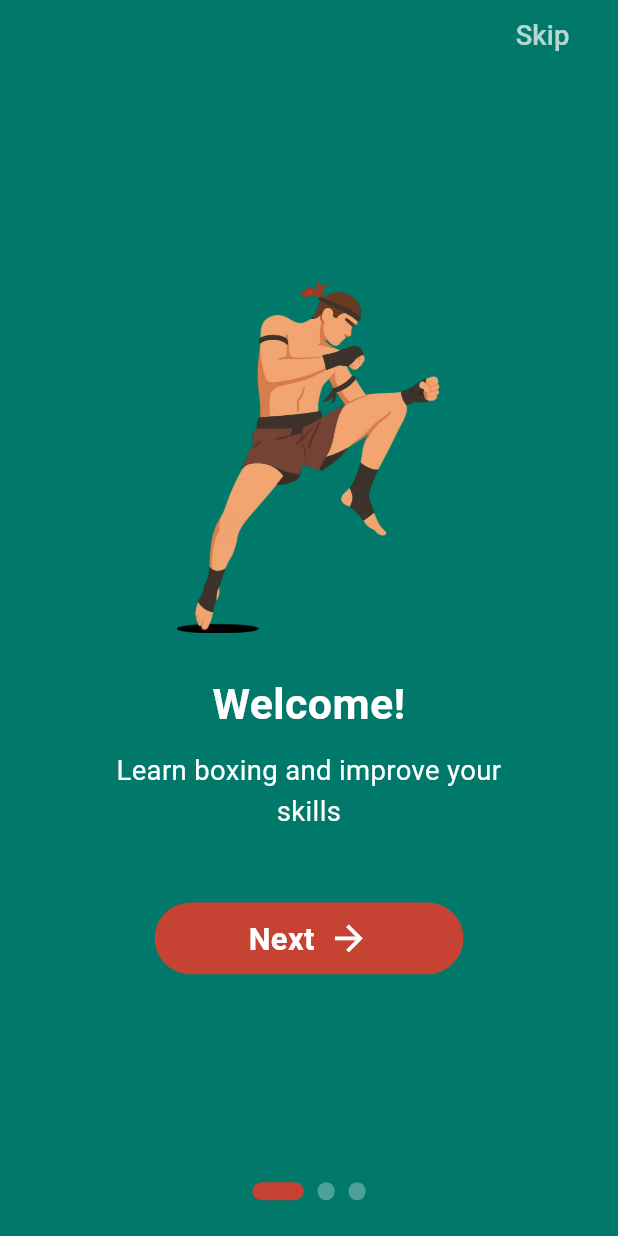
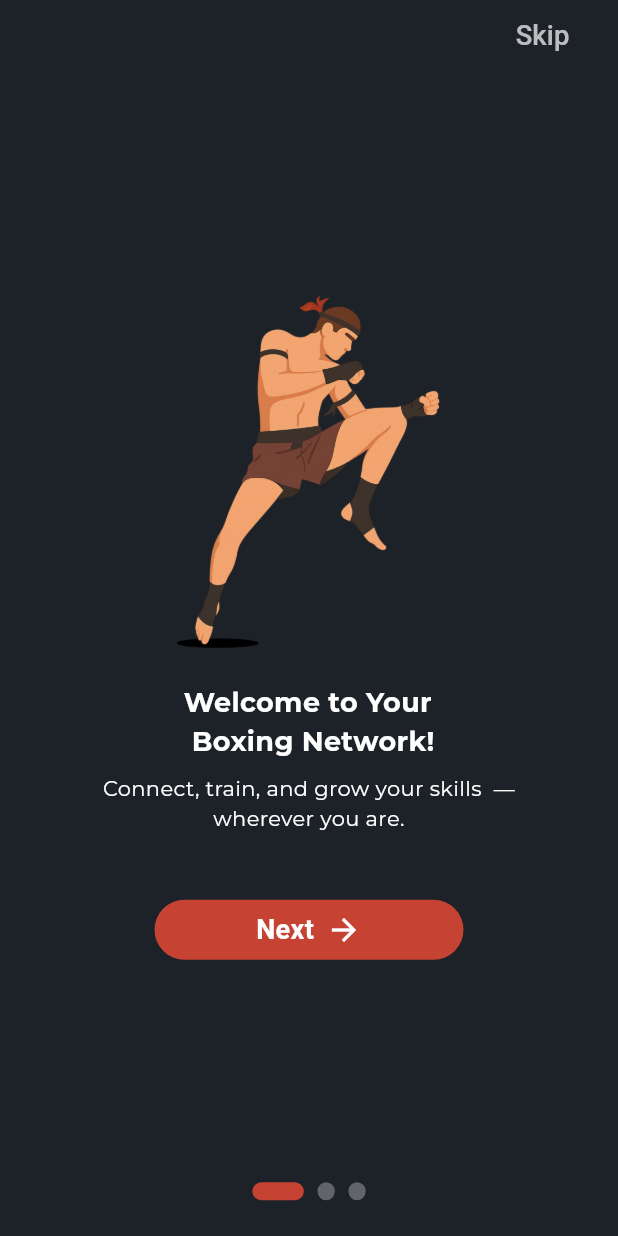
Before and after one commit to salemshah/workshop-mds-sparring-finder-app, a Flutter app: the screen it shows after launch, on a phone screen of 412 x 824 dp. Run offline on Flutter 3.47's test engine with Material 3 defaults, Android fonts, the phone set to English and light mode, and no system bars; drawn by our look-alikes of smooth_page_indicator; our stand-ins replace bloc, cached_network_image, device_info_plus, equatable, firebase_core, firebase_messaging and 17 more; missing offline and left inert: syncfusion_flutter_core; accounts and stored records are empty; Roboto replaces fonts that are missing (Sriracha).

Commit message:
WM-194 fix onboarding screens

```diff
--- a/lib/src/ui/screens/onboarding/onboarding_screen.dart
+++ b/lib/src/ui/screens/onboarding/onboarding_screen.dart
@@ -21,23 +21,22 @@ class OnBoardingScreen extends StatefulWidget {
 class _OnBoardingScreenState extends State<OnBoardingScreen> with SingleTickerProviderStateMixin {
   final PageController pageController = PageController();
   late AnimationController _animationController;
-  late Animation<double> _backgroundAnimation;
 
   final List<Map<String, String>> onboardingData = [
     {
       'imagePath': ImageRes.onboarding,
-      'title': 'Welcome!',
-      'subTitle': 'Learn boxing and improve your skills',
+      'title': 'Welcome to Your\n Boxing Network!',
+      'subTitle': 'Connect, train, and grow your skills  — wherever you are.',
     },
     {
       'imagePath': ImageRes.onboarding,
-      'title': 'Find a Partner!',
-      'subTitle': 'Meet other boxers for training and sparring',
+      'title': 'Find the Perfect Partner',
+      'subTitle': 'Match with boxers near you based on level and goals.',
     },
     {
       'imagePath': ImageRes.onboarding,
-      'title': 'Book a Session!',
-      'subTitle': 'Easily schedule sparring and training sessions',
+      'title': 'Book and Train with Ease',
+      'subTitle': 'Plan your sessions, set your schedule, and get reminders.',
     },
   ];
 
@@ -48,9 +47,6 @@ class _OnBoardingScreenState extends State<OnBoardingScreen> with SingleTickerPr
     _animationController = AnimationController(
       vsync: this,
       duration: const Duration(milliseconds: 1200),
-    );
-    _backgroundAnimation = Tween<double>(begin: 0.0, end: 1.0).animate(
-      CurvedAnimation(parent: _animationController, curve: Curves.easeInOut),
     );
     _animationController.forward();
   }
@@ -65,7 +61,7 @@ class _OnBoardingScreenState extends State<OnBoardingScreen> with SingleTickerPr
   @override
   Widget build(BuildContext context) {
     return Scaffold(
-      backgroundColor: Color(0xFF00796B),
+      backgroundColor: AppColors.background,
       body: BlocBuilder<OnBoardBloc, OnBoardState>(
         builder: (context, state) {
           final isLastPage = state is OnBoardLastPageState && state.isLastPage;
--- a/lib/src/ui/screens/onboarding/widgets/text.dart
+++ /dev/null
@@ -1,54 +0,0 @@
-import 'package:flutter/material.dart';
-
-class FadeInText extends StatefulWidget {
-  final String text;
-  final TextStyle style;
-  final int maxLines;
-  final TextOverflow overflow;
-  final Duration duration;
-
-  const FadeInText(
-      this.text, {
-        super.key,
-        required this.style,
-        this.maxLines = 1,
-        this.overflow = TextOverflow.visible,
-        this.duration = const Duration(milliseconds: 800),
-      });
-
-  @override
-  State<FadeInText> createState() => _FadeInTextState();
-}
-
-class _FadeInTextState extends State<FadeInText> with SingleTickerProviderStateMixin {
-  late final AnimationController _controller;
-  late final Animation<double> _animation;
-
-  @override
-  void initState() {
-    super.initState();
-    _controller = AnimationController(vsync: this, duration: widget.duration);
-    _animation = CurvedAnimation(parent: _controller, curve: Curves.easeIn);
-    _controller.forward();
-  }
-
-  @override
-  void dispose() {
-    _controller.dispose();
-    super.dispose();
-  }
-
-  @override
-  Widget build(BuildContext context) {
-    return FadeTransition(
-      opacity: _animation,
-      child: Text(
-        widget.text,
-        style: widget.style,
-        textAlign: TextAlign.center,
-        maxLines: widget.maxLines,
-        overflow: widget.overflow,
-      ),
-    );
-  }
-}
--- a/lib/src/ui/screens/onboarding/widgets/widget.dart
+++ b/lib/src/ui/screens/onboarding/widgets/widget.dart
@@ -1,7 +1,6 @@
 import 'package:flutter/material.dart';
-import 'package:flutter_screenutil/flutter_screenutil.dart';
+import 'package:google_fonts/google_fonts.dart';
 import 'package:sparring_finder/src/config/app_routes.dart';
-import 'package:sparring_finder/src/ui/screens/onboarding/widgets/text.dart';
 import 'package:sparring_finder/src/utils/secure_storage_helper.dart';
 
 import '../../../../utils/jwt.dart';
@@ -26,7 +25,7 @@ class AppOnboardingPage extends StatelessWidget {
   @override
   Widget build(BuildContext context) {
     return Padding(
-      padding: EdgeInsets.symmetric(horizontal: 24.w),
+      padding: EdgeInsets.symmetric(horizontal: 24),
       child: Column(
         mainAxisAlignment: MainAxisAlignment.center,
         children: [
@@ -60,29 +59,27 @@ class AppOnboardingPage extends StatelessWidget {
 
   Widget _buildContentCard(BuildContext context) {
     return Container(
-      padding: EdgeInsets.all(24.r),
+      padding: EdgeInsets.all(24),
       child: Column(
         children: [
-          FadeInText(
-            title,
-            style: TextStyle(
-              fontSize: 25.sp,
+           Text(
+              title,
+              style: GoogleFonts.montserrat(
+              fontSize: 18,
               fontWeight: FontWeight.bold,
               color: Colors.white,
-              fontFamily: 'Sriracha',
             ),
           ),
-          SizedBox(height: 8.h),
-          FadeInText(
+
+          SizedBox(height: 8),
+          Text(
             subTitle,
-            style: TextStyle(
-              fontSize: 16.sp,
-              color: AppColors.white,
-              height: 1.5,
-            ),
-            maxLines: 3,
-            overflow: TextOverflow.ellipsis,
-          ),
+            textAlign: TextAlign.center,
+            style: GoogleFonts.montserrat(
+              fontSize: 14,
+              fontWeight: FontWeight.normal,
+              color: Colors.white,
+            ),),
         ],
       ),
     );
@@ -112,27 +109,27 @@ class AppOnboardingPage extends StatelessWidget {
       },
       child: Container(
         width: width / 2,
-        height: 40.h,
+        height: 40,
         decoration: BoxDecoration(
           color: AppColors.primary,
-          borderRadius: BorderRadius.circular(30.r),
+          borderRadius: BorderRadius.circular(30),
         ),
         child: Row(
           mainAxisAlignment: MainAxisAlignment.center,
           children: [
             Text(
-              index < 3 ? "Next" : "Start",
+              index < 3 ? "Next" : "Get Started",
               style: TextStyle(
-                fontSize: 18.sp,
+                fontSize: 18,
                 color: Colors.white,
                 fontWeight: FontWeight.w600,
               ),
             ),
-            SizedBox(width: 8.w),
+            SizedBox(width: 8),
             Icon(
               index < 3 ? Icons.arrow_forward : Icons.check_circle,
               color: Colors.white,
-              size: 24.sp,
+              size: 24,
             ),
           ],
         ),
```
